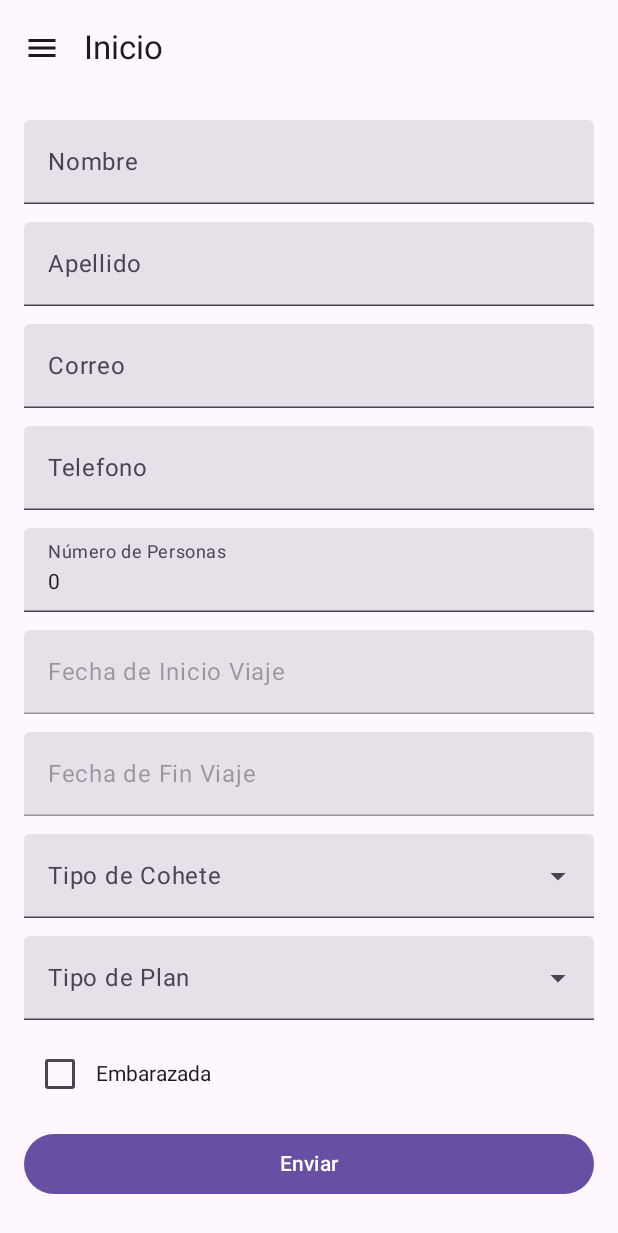
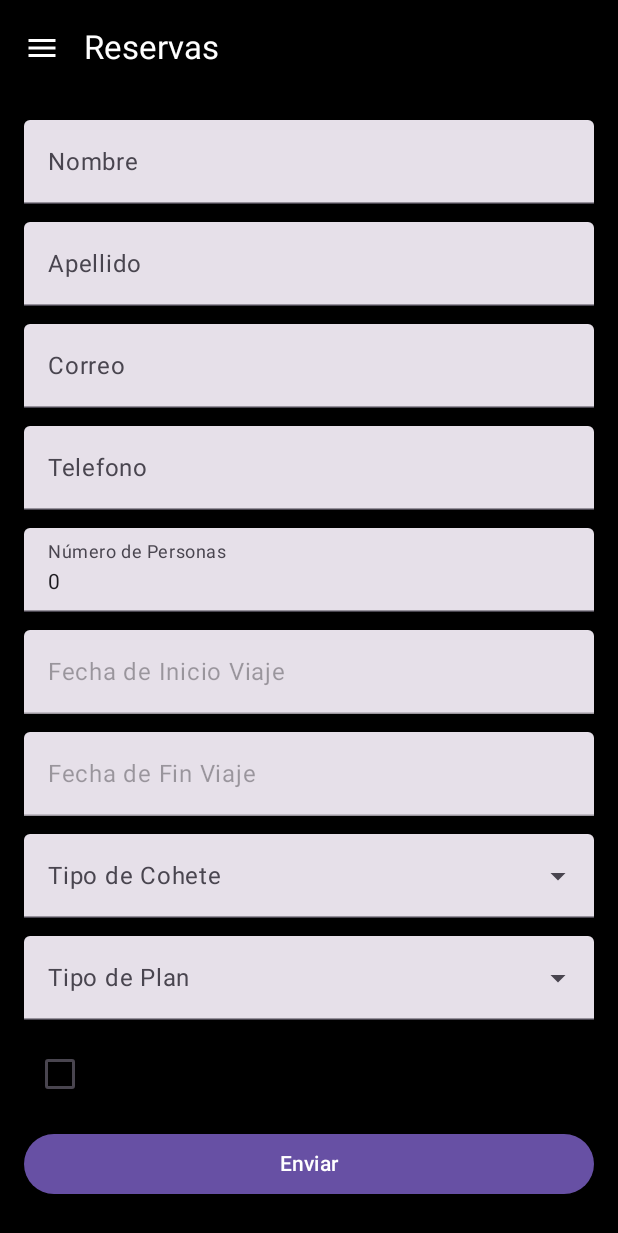
Before and after one commit to adriiaan12/SpaceY-AplicacionParaMovil, an Android app built with Jetpack Compose: the TaskScreen screen opened through its navigation route, on a phone screen of 412 x 824 dp. Shown: the top 1233 px of the screen. Run offline under Robolectric (Android 15) with nearby library versions, the phone set to English and light mode, and no system bars.

```diff
--- a/app/src/main/java/com/example/consumo_api/ui/components/AppDrawer.kt
+++ b/app/src/main/java/com/example/consumo_api/ui/components/AppDrawer.kt
@@ -44,12 +44,12 @@ fun AppDrawer(onDestinationClicked: (String) -> Unit) {
                 onClick = { onDestinationClicked("home") },
                 icon = { Icon(Icons.Default.Home, contentDescription = "Inicio") },
                 colors = NavigationDrawerItemDefaults.colors(
-                    selectedContainerColor = Black,
-                    unselectedContainerColor = Pink80,
+                    selectedContainerColor = MaterialTheme.colorScheme.primary.copy(alpha = 0.12f),
+                    unselectedContainerColor = Black,
                     selectedIconColor = MaterialTheme.colorScheme.contentColorFor(backgroundColor = MaterialTheme.colorScheme.primary),
                     unselectedIconColor = MaterialTheme.colorScheme.contentColorFor(backgroundColor = MaterialTheme.colorScheme.primary),
-                    selectedTextColor = MaterialTheme.colorScheme.primary,
-                    unselectedTextColor = MaterialTheme.colorScheme.onSurface
+                    selectedTextColor = White,
+                    unselectedTextColor = White
                 )
             )
             NavigationDrawerItem(
@@ -59,12 +59,12 @@ fun AppDrawer(onDestinationClicked: (String) -> Unit) {
                 icon = { Icon(Icons.Default.DateRange, contentDescription = "Reservas") },
                 colors = NavigationDrawerItemDefaults.colors(
                     selectedContainerColor = MaterialTheme.colorScheme.primary.copy(alpha = 0.12f),
-                    unselectedContainerColor = MaterialTheme.colorScheme.surface,
+                    unselectedContainerColor = Black,
                     selectedIconColor = MaterialTheme.colorScheme.contentColorFor(backgroundColor = MaterialTheme.colorScheme.primary),
                     // Dame el color de contenido (texto/ícono) que combine con primary”.
                     unselectedIconColor = MaterialTheme.colorScheme.contentColorFor(backgroundColor = MaterialTheme.colorScheme.primary),
-                    selectedTextColor = MaterialTheme.colorScheme.primary,
-                    unselectedTextColor = MaterialTheme.colorScheme.onSurface
+                    selectedTextColor = White,
+                    unselectedTextColor = White
                 )
             )
 
@@ -80,13 +80,13 @@ fun AppDrawer(onDestinationClicked: (String) -> Unit) {
                 icon = { Icon(Icons.Default.Person, contentDescription = "Perfil") },
                 colors = NavigationDrawerItemDefaults.colors(
                     selectedContainerColor = Pink80, //MaterialTheme.colorScheme.primary.copy(alpha = 0.25f),
-                    unselectedContainerColor = MaterialTheme.colorScheme.surface,  //MaterialTheme.colorScheme.surface,
+                    unselectedContainerColor = Black,  //MaterialTheme.colorScheme.surface,
                     selectedIconColor = MaterialTheme.colorScheme.contentColorFor(backgroundColor = MaterialTheme.colorScheme.primary),
                     // Dame el color de contenido (texto/ícono) que combine con primary”.
                     unselectedIconColor = MaterialTheme.colorScheme.contentColorFor(backgroundColor = MaterialTheme.colorScheme.primary),
                     selectedTextColor = MaterialTheme.colorScheme.primary,
-                    unselectedTextColor = MaterialTheme.colorScheme.onSurface
-                ), modifier = Modifier.padding(NavigationDrawerItemDefaults.ItemPadding)
+                    unselectedTextColor = White
+                )
             )
 
             NavigationDrawerItem(
@@ -96,13 +96,13 @@ fun AppDrawer(onDestinationClicked: (String) -> Unit) {
                 icon = { Icon(Icons.Default.Person, contentDescription = "Salas") },
                 colors = NavigationDrawerItemDefaults.colors(
                     selectedContainerColor = Pink80, //MaterialTheme.colorScheme.primary.copy(alpha = 0.25f),
-                    unselectedContainerColor = MaterialTheme.colorScheme.surface,  //MaterialTheme.colorScheme.surface,
+                    unselectedContainerColor = Black,  //MaterialTheme.colorScheme.surface,
                     selectedIconColor = MaterialTheme.colorScheme.contentColorFor(backgroundColor = MaterialTheme.colorScheme.primary),
                     // Dame el color de contenido (texto/ícono) que combine con primary”.
                     unselectedIconColor = MaterialTheme.colorScheme.contentColorFor(backgroundColor = MaterialTheme.colorScheme.primary),
                     selectedTextColor = MaterialTheme.colorScheme.primary,
-                    unselectedTextColor = MaterialTheme.colorScheme.onSurface
-                ), modifier = Modifier.padding(NavigationDrawerItemDefaults.ItemPadding)
+                    unselectedTextColor = White
+                )
             )
         }
     }
--- a/app/src/main/java/com/example/consumo_api/ui/screens/HomeScreen.kt
+++ b/app/src/main/java/com/example/consumo_api/ui/screens/HomeScreen.kt
@@ -44,24 +44,14 @@ import com.example.consumo_api.models.ViewModel_class
 
 
 @OptIn(ExperimentalMaterial3Api::class)
+
 @Composable
 fun HomeScreen(modifier: Modifier = Modifier) {
-    Box(
-        modifier = modifier.fillMaxSize()
-    ) {
-        Image(
-            painter = painterResource(id = R.drawable.fondo),
-            contentDescription = null,
-            contentScale = ContentScale.Crop,
-            modifier = Modifier.fillMaxSize()
-        )
-
     Column(
-            modifier = Modifier
+        modifier = modifier
             .fillMaxSize()
-                .padding(2.dp), // Mantén el padding general
-
-            verticalArrangement = Arrangement.SpaceBetween // Coloca el primero y el último en los extremos
+            .padding(2.dp),
+        verticalArrangement = Arrangement.SpaceBetween
     ) {
         Row(
             modifier = Modifier.fillMaxWidth(),
@@ -76,17 +66,13 @@ fun HomeScreen(modifier: Modifier = Modifier) {
             )
         }
 
-            // Este Spacer ocupará todo el espacio restante, empujando el texto hacia abajo
         Spacer(modifier = Modifier.weight(0.5f))
-            // Texto en la parte inferior
+
         Text(
-                text = "Adrián Sánchez Álvarez\n" +
-                        "Manuel Saucedo Gonzalez\n" +
-                        "Yeray Via Alba",
+            text = "Adrián Sánchez Álvarez\nManuel Saucedo Gonzalez\nYeray Via Alba",
             color = Color.White,
             style = MaterialTheme.typography.headlineMedium.copy(fontSize = 16.sp, lineHeight = 16.sp),
             textAlign = TextAlign.Start
         )
     }
 }
-}
--- a/app/src/main/java/com/example/consumo_api/ui/screens/MainScreen.kt
+++ b/app/src/main/java/com/example/consumo_api/ui/screens/MainScreen.kt
@@ -8,6 +8,7 @@ import androidx.compose.material3.*
 import androidx.compose.runtime.*
 import kotlinx.coroutines.launch
 import androidx.compose.ui.Modifier
+import androidx.compose.ui.graphics.Color
 import com.example.consumo_api.ui.components.AppDrawer
 
 import androidx.navigation.compose.NavHost
@@ -18,6 +19,25 @@ import com.example.consumo_api.models.ViewModel_class
 import com.example.consumo_api.modules.ViajeViewModel
 import androidx.lifecycle.viewmodel.compose.viewModel
 
+import androidx.compose.foundation.Image
+import androidx.compose.foundation.background
+import androidx.compose.foundation.layout.Box
+import androidx.compose.foundation.layout.fillMaxSize
+
+import androidx.compose.material.icons.filled.Menu
+import androidx.compose.material3.*
+import androidx.compose.runtime.*
+
+import androidx.compose.ui.res.painterResource
+import androidx.compose.ui.unit.dp
+import androidx.compose.ui.layout.ContentScale
+import androidx.navigation.compose.currentBackStackEntryAsState
+import androidx.navigation.compose.NavHost
+import androidx.navigation.compose.composable
+import androidx.navigation.compose.rememberNavController
+import com.example.consumo_api.R // Asegúrate que el paquete coincide con el tuyo
+
+
 
 
 @OptIn(ExperimentalMaterial3Api::class)
@@ -26,6 +46,27 @@ fun MainScreen() {
     val drawerState = rememberDrawerState(DrawerValue.Closed)
     val scope = rememberCoroutineScope()
     val navController = rememberNavController()
+
+    // Obtener ruta actual
+    val navBackStackEntry by navController.currentBackStackEntryAsState()
+    val currentRoute = navBackStackEntry?.destination?.route
+
+    Box(modifier = Modifier
+        .fillMaxSize()
+        .background(Color.Black)
+    ) {
+
+        // Mostrar imagen de fondo solo si estamos en HomeScreen
+        if (currentRoute == "home") {
+            Image(
+                painter = painterResource(id = R.drawable.fondo),
+                contentDescription = null,
+                contentScale = ContentScale.Crop,
+                modifier = Modifier.fillMaxSize()
+            )
+        }
+
+
 
         ModalNavigationDrawer(
             drawerState = drawerState,
@@ -42,20 +83,35 @@ fun MainScreen() {
             }
         ) {
             Scaffold(
+                containerColor = Color.Transparent,
                 topBar = {
                     TopAppBar(
-                    title = { Text("Inicio") },
+                        title = {
+                            Text(
+                                when (currentRoute) {
+                                    "home" -> ""
+                                    "tasks" -> "Reservas"
+                                    "profile" -> "Perfil"
+                                    "Sala" -> "Cohetes"
+                                    else -> "Mi App"
+                                },
+                                        color = Color.White
+                            )
+                        },
                         navigationIcon = {
                             IconButton(onClick = {
                                 scope.launch { drawerState.open() }
                             }) {
                                 Icon(Icons.Filled.Menu, contentDescription = "Menú")
                             }
-                    }
+                        },
+                        colors = TopAppBarDefaults.topAppBarColors(
+                            containerColor = Color.Transparent,
+                            navigationIconContentColor = Color.White
+                        )
                     )
                 }
             ) { paddingValues ->
-            // Aquí colocamos el NavHost
                 NavHost(
                     navController = navController,
                     startDestination = "home",
@@ -69,3 +125,4 @@ fun MainScreen() {
             }
         }
     }
+}
--- a/app/src/main/java/com/example/consumo_api/ui/screens/SalaScreen.kt
+++ b/app/src/main/java/com/example/consumo_api/ui/screens/SalaScreen.kt
@@ -81,16 +81,7 @@ fun SalaScreen() {
 
         Scaffold(
             //El codigo de aqui abajo sirve para que ponga salas y la barrita esta blurreada
-            topBar = {
-                TopAppBar(
-                    title = { Text("Salas") },
-                    modifier = Modifier.height(48.dp),
-                    colors = TopAppBarDefaults.topAppBarColors(
-                        containerColor = Color.Black.copy(alpha = 0.5f), // Transparente pero visible
-                        titleContentColor = Color.White
-                    )
-                )
-            },
+
             containerColor = Color.Transparent // Hace que el fondo del Scaffold sea transparente
         ) { paddingValues ->
             LazyColumn(
--- a/app/src/main/java/com/example/consumo_api/ui/screens/TaskScreen.kt
+++ b/app/src/main/java/com/example/consumo_api/ui/screens/TaskScreen.kt
@@ -34,6 +34,9 @@ import java.util.Calendar
 import android.app.DatePickerDialog
 import androidx.compose.foundation.clickable
 import androidx.compose.ui.Alignment
+import androidx.compose.ui.graphics.Color
+import androidx.compose.foundation.background
+
 
 @OptIn(ExperimentalMaterial3Api::class)
 @Composable
@@ -56,13 +59,22 @@ fun TaskScreen(viewModel: ViewModel_class) {
             viewModel.onFechainiChange("%02d/%02d/%04d".format(d, m + 1, y))
         }, year, month, day)
     }
+    val datePickerDialog2 = remember {
+        DatePickerDialog(context, { _, y, m, d ->
+            viewModel.onFechafinChange("%02d/%02d/%04d".format(d, m + 1, y))
+        }, year, month, day)
+    }
+
+
 
     Column(
         modifier = Modifier
             .fillMaxSize()
+            .background(Color.Black)
             .padding(16.dp).verticalScroll(scrollState),
         verticalArrangement = Arrangement.spacedBy(12.dp)
     ) {
+
         TextField(
             value = uiState.nombre,
             onValueChange = viewModel::onNombreChange,
@@ -125,7 +137,7 @@ fun TaskScreen(viewModel: ViewModel_class) {
             modifier = Modifier
                 .fillMaxWidth()
                 .clickable {
-                    datePickerDialog.show()
+                    datePickerDialog2.show()
                 }
         )
         ExposedDropdownMenuBox(
@@ -161,8 +173,8 @@ fun TaskScreen(viewModel: ViewModel_class) {
             }
         }
         ExposedDropdownMenuBox(
-            expanded = expanded,
-            onExpandedChange = { expanded = !expanded }
+            expanded = expanded2,
+            onExpandedChange = { expanded2 = !expanded2 }
         ) {
             TextField(
                 readOnly = true,
@@ -170,7 +182,7 @@ fun TaskScreen(viewModel: ViewModel_class) {
                 onValueChange = {},
                 label = { Text("Tipo de Plan") },
                 trailingIcon = {
-                    ExposedDropdownMenuDefaults.TrailingIcon(expanded = expanded)
+                    ExposedDropdownMenuDefaults.TrailingIcon(expanded = expanded2)
                 },
                 colors = ExposedDropdownMenuDefaults.textFieldColors(),
                 modifier = Modifier
@@ -178,15 +190,15 @@ fun TaskScreen(viewModel: ViewModel_class) {
                     .fillMaxWidth()
             )
             ExposedDropdownMenu(
-                expanded = expanded,
-                onDismissRequest = { expanded = false }
+                expanded = expanded2,
+                onDismissRequest = { expanded2 = false }
             ) {
                 opcionesRol2.forEach { opcion ->
                     DropdownMenuItem(
                         text = { Text(opcion) },
                         onClick = {
                             viewModel.onPlanChange(opcion)
-                            expanded = false
+                            expanded2 = false
                         }
                     )
                 }
```
Lines whose indentation alone changed are shown as unchanged.
